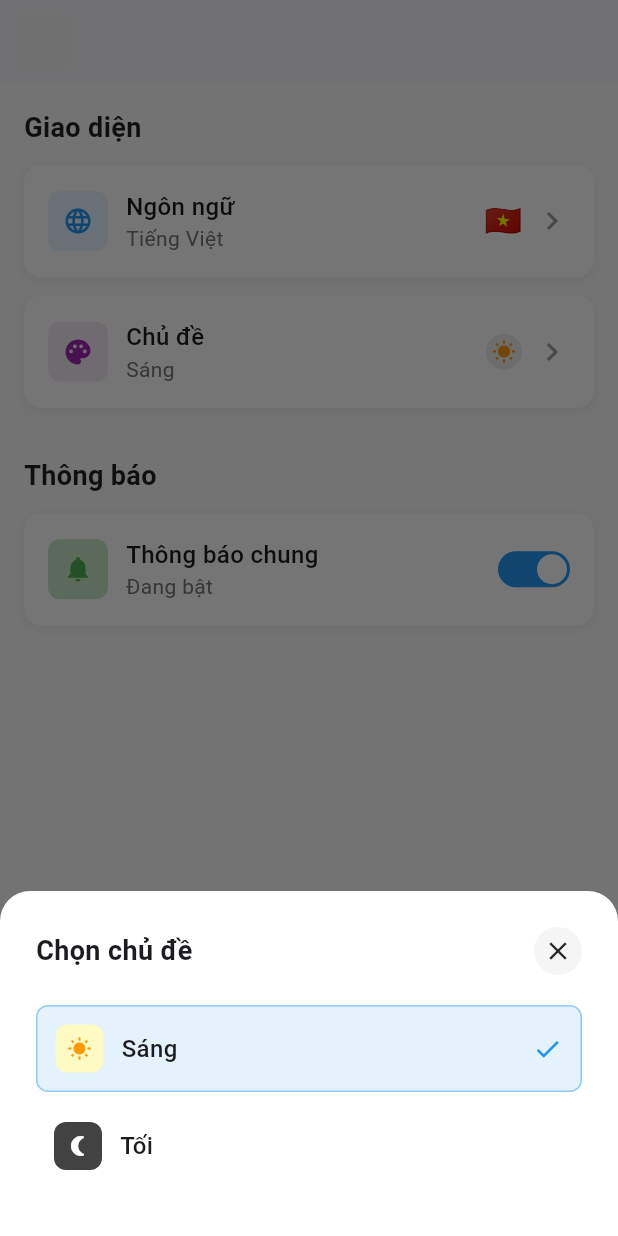
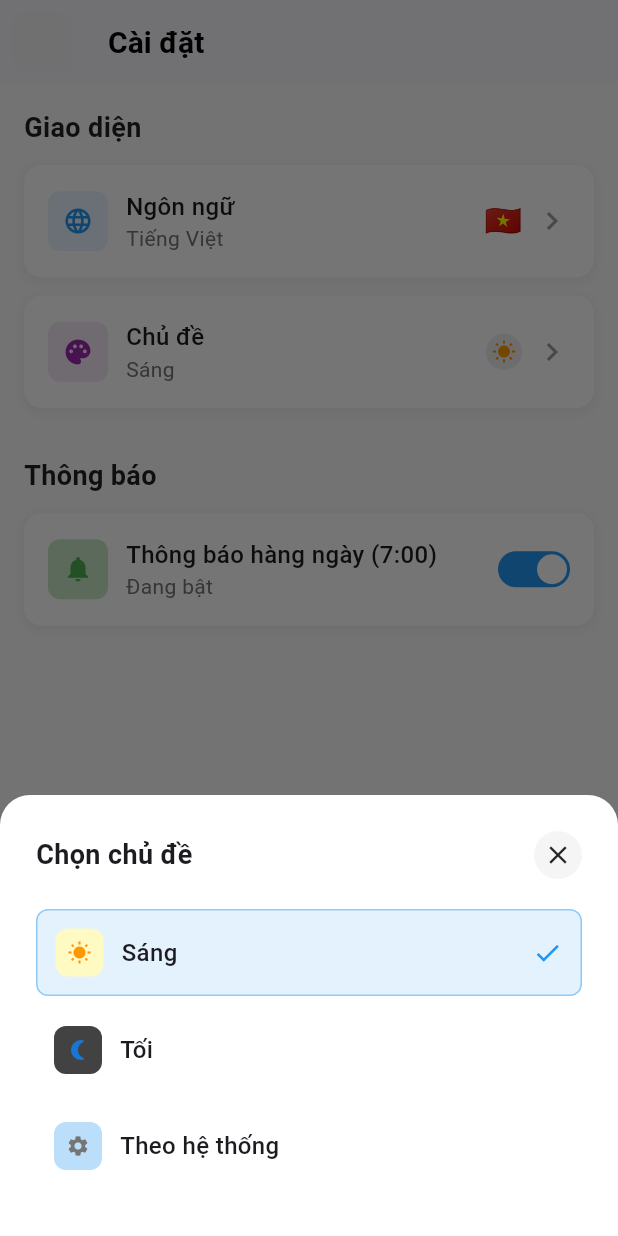
Before and after one commit to hongph713/QuanTracChatLuongKhongKhiHongPM, a Flutter app: the screen it shows after launch, item 3 of the bottom bar chosen, after a tap on "Chủ đề", on a phone screen of 412 x 824 dp. Run offline on Flutter 3.47's test engine with Material 3 defaults, Android fonts, the phone set to English and light mode, and no system bars; our stand-ins replace firebase_core, firebase_database, fl_chart, geocoding, geolocator, google_maps_flutter and 1 more; accounts and stored records are empty; generated files the repository leaves out were written again; statements that could not run were skipped.

Commit message:
update setting

```diff
--- a/l10n.yaml
+++ b/l10n.yaml
@@ -1,4 +1,3 @@
 arb-dir: lib/l10n
 template-arb-file: app_en.arb
 output-localization-file: app_localizations.dart
-nullable-getter: false
--- a/lib/l10n/app_en.arb
+++ b/lib/l10n/app_en.arb
@@ -34,5 +34,6 @@
   "importantNotificationTitle": "Important Notification",
   "notificationPermissionPrompt": "Would you like to receive daily air quality notifications (e.g., at 7:00 AM)?",
   "noThanksButton": "NO, THANKS",
-  "yesEnableButton": "YES, ENABLE"
+  "yesEnableButton": "YES, ENABLE",
+  "noficationGeneralTitle": "General Notification"
 }
--- a/lib/l10n/app_vi.arb
+++ b/lib/l10n/app_vi.arb
@@ -34,5 +34,6 @@
   "importantNotificationTitle": "Thông báo quan trọng",
   "notificationPermissionPrompt": "Bạn có muốn nhận thông báo hàng ngày về chất lượng không khí không? (Ví dụ: lúc 7:00 sáng)",
   "noThanksButton": "KHÔNG, CẢM ƠN",
-  "yesEnableButton": "CÓ, BẬT NGAY"
+  "yesEnableButton": "CÓ, BẬT NGAY",
+  "noficationGeneralTitle": "Thông báo chung"
 }
--- a/lib/main.dart
+++ b/lib/main.dart
@@ -1,12 +1,16 @@
 import 'package:flutter/material.dart';
 import 'package:firebase_core/firebase_core.dart';
+import 'package:flutter_localizations/flutter_localizations.dart';
+import 'package:flutter_gen/gen_l10n/app_localizations.dart';
+import 'package:provider/provider.dart';
 import 'screens/main_screen.dart';
-import 'firebase_options.dart'; // File này được tạo bởi FlutterFire CLI
+import 'services/locale_provider.dart';
+import 'firebase_options.dart';
 
 void main() async {
   WidgetsFlutterBinding.ensureInitialized();
   await Firebase.initializeApp(
-    options: DefaultFirebaseOptions.currentPlatform, // Sử dụng firebase_options.dart
+    options: DefaultFirebaseOptions.currentPlatform,
   );
   runApp(MyApp());
 }
@@ -14,16 +18,66 @@ void main() async {
 class MyApp extends StatelessWidget {
   @override
   Widget build(BuildContext context) {
-    return MaterialApp(
-      title: 'Quan Trắc Không Khí',
-      theme: ThemeData(
-        primarySwatch: Colors.teal, // Bạn có thể chọn màu chủ đạo khác
-        visualDensity: VisualDensity.adaptivePlatformDensity,
-        useMaterial3: true, // Nên dùng Material 3 cho các project mới
+    return MultiProvider(
+      providers: [
+        ChangeNotifierProvider(create: (_) => LanguageProvider()),
+      ],
+      child: Consumer<LanguageProvider>(
+        builder: (context, languageProvider, child) {
+          return MaterialApp(
+            title: 'Quan Trắc Không Khí',
+
+            // Sử dụng locale từ LanguageProvider
+            locale: languageProvider.currentLocale,
+
+            localizationsDelegates: const [
+              AppLocalizations.delegate,
+              GlobalMaterialLocalizations.delegate,
+              GlobalWidgetsLocalizations.delegate,
+              GlobalCupertinoLocalizations.delegate,
+            ],
+            supportedLocales: const [
+              Locale('en'), // English
+              Locale('vi'), // Vietnamese
+            ],
+
+            theme: ThemeData(
+              primarySwatch: Colors.teal,
+              visualDensity: VisualDensity.adaptivePlatformDensity,
+              useMaterial3: true,
+            ),
+            home: const AppInitializer(),
+            debugShowCheckedModeBanner: false,
+          );
+        },
       ),
-      home: MainScreen(),
-      debugShowCheckedModeBanner: false,
     );
+  }
+}
+
+// Widget để khởi tạo ngôn ngữ đã lưu
+class AppInitializer extends StatefulWidget {
+  const AppInitializer({Key? key}) : super(key: key);
+
+  @override
+  State<AppInitializer> createState() => _AppInitializerState();
+}
+
+class _AppInitializerState extends State<AppInitializer> {
+  @override
+  void initState() {
+    super.initState();
+    _initializeApp();
+  }
+
+  Future<void> _initializeApp() async {
+    // Load ngôn ngữ đã lưu
+    await Provider.of<LanguageProvider>(context, listen: false).loadSavedLanguage();
+  }
+
+  @override
+  Widget build(BuildContext context) {
+    return MainScreen();
   }
 }
 
--- a/lib/screens/main_screen.dart
+++ b/lib/screens/main_screen.dart
@@ -66,10 +66,13 @@
 //
 
 // lib/screens/main_screen.dart
+import 'dart:math';
+
 import 'package:flutter/material.dart';
 import 'map_screen/station_list/station_list_screen.dart'; // Đường dẫn của bạn
 import 'map_screen/widgets/map_screen.dart';
 import 'settings_screen/settings_screen.dart'; // THÊM IMPORT NÀY
+import 'package:flutter_gen/gen_l10n/app_localizations.dart'; // Để sử dụng đa ng
 
 class MainScreen extends StatefulWidget {
   const MainScreen({Key? key}) : super(key: key);
@@ -94,23 +97,25 @@ class _MainScreenState extends State<MainScreen> {
 
   @override
   Widget build(BuildContext context) {
+    final l10n = AppLocalizations.of(context)!;
     return Scaffold(
       body: Center(
         child: _widgetOptions.elementAt(_selectedIndex),
       ),
       bottomNavigationBar: BottomNavigationBar(
-        items: const <BottomNavigationBarItem>[
+        items: [
           BottomNavigationBarItem(
             icon: Icon(Icons.map),
-            label: 'Bản đồ',
+            // label: 'Bản đồ',
+            label: l10n.mapTabLabel, // Sử dụng đa ngôn ngữ
           ),
           BottomNavigationBarItem(
             icon: Icon(Icons.list_alt),
-            label: 'Danh sách trạm đo',
+            label: l10n.stationListTabLabel, // Sử dụng đa ngôn ngữ
           ),
           BottomNavigationBarItem(
             icon: Icon(Icons.settings),
-            label: 'Cài đặt',
+            label: l10n.settingsTabLabel, // Sử dụng đa ngôn ngữ,
           ),
         ],
         currentIndex: _selectedIndex,
--- a/lib/screens/settings_screen/settings_screen.dart
+++ b/lib/screens/settings_screen/settings_screen.dart
@@ -1,4 +1,7 @@
 import 'package:flutter/material.dart';
+import 'package:flutter_gen/gen_l10n/app_localizations.dart';
+import 'package:provider/provider.dart';
+import 'package:datn_20242/services/locale_provider.dart'; // Đường dẫn đến file locale_provider.dart
 
 class SettingsScreen extends StatefulWidget {
   const SettingsScreen({Key? key}) : super(key: key);
@@ -8,7 +11,6 @@ class SettingsScreen extends StatefulWidget {
 }
 
 class _SettingsScreenState extends State<SettingsScreen> {
-  String selectedLanguage = 'vi';
   String selectedTheme = 'light';
   bool notificationsEnabled = true;
 
@@ -18,36 +20,35 @@ class _SettingsScreenState extends State<SettingsScreen> {
   ];
 
   final List<Map<String, dynamic>> themes = [
-    {'code': 'light', 'name': 'Sáng', 'icon': Icons.wb_sunny},
-    {'code': 'dark', 'name': 'Tối', 'icon': Icons.nightlight_round},
+    {'code': 'light', 'name': 'light', 'icon': Icons.wb_sunny},
+    {'code': 'dark', 'name': 'dark', 'icon': Icons.nightlight_round},
+    {'code': 'system', 'name': 'system', 'icon': Icons.settings},
   ];
 
   @override
   Widget build(BuildContext context) {
+    final l10n = AppLocalizations.of(context);
+
     return Scaffold(
       backgroundColor: Colors.grey[50],
       appBar: AppBar(
         backgroundColor: Colors.white,
         elevation: 1,
+        title: Text(
+          l10n?.settingsTitle ?? 'Cài đặt',
+          style: const TextStyle(
+            color: Colors.black,
+            fontSize: 20,
+            fontWeight: FontWeight.w600,
+          ),
+        ),
         leading: Container(
           margin: const EdgeInsets.all(8),
           decoration: BoxDecoration(
             color: Colors.grey[100],
             borderRadius: BorderRadius.circular(8),
           ),
-          // child: IconButton(
-          //   icon: const Icon(Icons.arrow_back, color: Colors.black),
-          //   onPressed: () => Navigator.pop(context),
-          // ),
         ),
-        // title: const Text(
-        //   'Cài đặt',
-        //   style: TextStyle(
-        //     color: Colors.black,
-        //     fontSize: 20,
-        //     fontWeight: FontWeight.w600,
-        //   ),
-        // ),
       ),
       body: SingleChildScrollView(
         padding: const EdgeInsets.all(16),
@@ -55,7 +56,7 @@ class _SettingsScreenState extends State<SettingsScreen> {
           crossAxisAlignment: CrossAxisAlignment.start,
           children: [
             // Giao diện Section
-            _buildSectionTitle('Giao diện'),
+            _buildSectionTitle(l10n?.interfaceSectionTitle ?? 'Giao diện'),
             const SizedBox(height: 12),
             _buildLanguageItem(),
             const SizedBox(height: 12),
@@ -64,7 +65,7 @@ class _SettingsScreenState extends State<SettingsScreen> {
             const SizedBox(height: 32),
 
             // Thông báo Section
-            _buildSectionTitle('Thông báo'),
+            _buildSectionTitle(l10n?.notificationsSectionTitle ?? 'Thông báo'),
             const SizedBox(height: 12),
             _buildNotificationItem(),
           ],
@@ -85,15 +86,28 @@ class _SettingsScreenState extends State<SettingsScreen> {
   }
 
   Widget _buildLanguageItem() {
+    final l10n = AppLocalizations.of(context);
+
+    return Consumer<LanguageProvider>(
+      builder: (context, languageProvider, child) {
         final currentLanguage = languages.firstWhere(
-          (lang) => lang['code'] == selectedLanguage,
+              (lang) => lang['code'] == languageProvider.currentLocale.languageCode,
         );
+
+        // Lấy tên ngôn ngữ theo localization
+        String getLanguageName(String languageCode) {
+          if (languageCode == 'vi') {
+            return l10n?.vietnameseLanguage ?? 'Tiếng Việt';
+          } else {
+            return l10n?.englishLanguage ?? 'English';
+          }
+        }
 
         return _buildSettingItem(
           icon: Icons.language,
           iconColor: Colors.blue,
-      title: 'Ngôn ngữ',
-      subtitle: currentLanguage['name']!,
+          title: l10n?.languageSettingTitle ?? 'Ngôn ngữ',
+          subtitle: getLanguageName(languageProvider.currentLocale.languageCode),
           trailing: Row(
             mainAxisSize: MainAxisSize.min,
             children: [
@@ -107,18 +121,35 @@ class _SettingsScreenState extends State<SettingsScreen> {
           ),
           onTap: () => _showLanguageModal(),
         );
+      },
+    );
   }
 
   Widget _buildThemeItem() {
+    final l10n = AppLocalizations.of(context);
     final currentTheme = themes.firstWhere(
           (theme) => theme['code'] == selectedTheme,
     );
 
+    // Lấy tên theme theo ngôn ngữ hiện tại
+    String getThemeName(String themeCode) {
+      switch (themeCode) {
+        case 'light':
+          return l10n?.lightTheme ?? 'Sáng';
+        case 'dark':
+          return l10n?.darkTheme ?? 'Tối';
+        case 'system':
+          return l10n?.systemTheme ?? 'Theo hệ thống';
+        default:
+          return l10n?.lightTheme ?? 'Sáng';
+      }
+    }
+
     return _buildSettingItem(
       icon: Icons.palette,
       iconColor: Colors.purple,
-      title: 'Chủ đề',
-      subtitle: currentTheme['name']!,
+      title: l10n?.themeSettingTitle ?? 'Chủ đề',
+      subtitle: getThemeName(selectedTheme),
       trailing: Row(
         mainAxisSize: MainAxisSize.min,
         children: [
@@ -132,9 +163,7 @@ class _SettingsScreenState extends State<SettingsScreen> {
             child: Icon(
               currentTheme['icon'],
               size: 16,
-              color: selectedTheme == 'light'
-                  ? Colors.orange
-                  : Colors.blue[700],
+              color: _getThemeIconColor(selectedTheme),
             ),
           ),
           const SizedBox(width: 8),
@@ -145,7 +174,22 @@ class _SettingsScreenState extends State<SettingsScreen> {
     );
   }
 
+  Color _getThemeIconColor(String themeCode) {
+    switch (themeCode) {
+      case 'light':
+        return Colors.orange;
+      case 'dark':
+        return Colors.blue[700]!;
+      case 'system':
+        return Colors.grey[600]!;
+      default:
+        return Colors.orange;
+    }
+  }
+
   Widget _buildNotificationItem() {
+    final l10n = AppLocalizations.of(context);
+
     return Container(
       padding: const EdgeInsets.all(16),
       decoration: BoxDecoration(
@@ -180,15 +224,17 @@ class _SettingsScreenState extends State<SettingsScreen> {
             child: Column(
               crossAxisAlignment: CrossAxisAlignment.start,
               children: [
-                const Text(
-                  'Thông báo chung',
-                  style: TextStyle(
+                Text(
+                  l10n?.dailyNotificationsTitle ?? 'Thông báo hàng ngày (7:00)',
+                  style: const TextStyle(
                     fontSize: 16,
                     fontWeight: FontWeight.w500,
                   ),
                 ),
                 Text(
-                  notificationsEnabled ? 'Đang bật' : 'Đang tắt',
+                  notificationsEnabled
+                      ? (l10n?.notificationsOn ?? 'Đang bật')
+                      : (l10n?.notificationsOff ?? 'Đang tắt'),
                   style: TextStyle(
                     fontSize: 14,
                     color: Colors.grey[600],
@@ -306,6 +352,8 @@ class _SettingsScreenState extends State<SettingsScreen> {
   }
 
   void _showLanguageModal() {
+    final l10n = AppLocalizations.of(context);
+
     showModalBottomSheet(
       context: context,
       backgroundColor: Colors.transparent,
@@ -321,9 +369,9 @@ class _SettingsScreenState extends State<SettingsScreen> {
             Row(
               mainAxisAlignment: MainAxisAlignment.spaceBetween,
               children: [
-                const Text(
-                  'Chọn ngôn ngữ',
-                  style: TextStyle(
+                Text(
+                  l10n?.chooseLanguageModalTitle ?? 'Chọn ngôn ngữ',
+                  style: const TextStyle(
                     fontSize: 18,
                     fontWeight: FontWeight.w600,
                   ),
@@ -351,14 +399,42 @@ class _SettingsScreenState extends State<SettingsScreen> {
   }
 
   Widget _buildLanguageOption(Map<String, String> language) {
-    final isSelected = selectedLanguage == language['code'];
+    final l10n = AppLocalizations.of(context);
+
+    return Consumer<LanguageProvider>(
+      builder: (context, languageProvider, child) {
+        final isSelected = languageProvider.isCurrentLanguage(language['code']!);
+
+        // Lấy tên ngôn ngữ theo localization
+        String getLanguageName(String languageCode) {
+          if (languageCode == 'vi') {
+            return l10n?.vietnameseLanguage ?? 'Tiếng Việt';
+          } else {
+            return l10n?.englishLanguage ?? 'English';
+          }
+        }
 
         return GestureDetector(
-      onTap: () {
-        setState(() {
-          selectedLanguage = language['code']!;
-        });
+          onTap: () async {
+            // Thay đổi ngôn ngữ
+            await languageProvider.changeLanguage(language['code']!);
+
+            if (mounted) {
               Navigator.pop(context);
+
+              // Hiển thị thông báo
+              ScaffoldMessenger.of(context).showSnackBar(
+                SnackBar(
+                  content: Text(
+                      language['code'] == 'vi'
+                          ? 'Đã chuyển sang Tiếng Việt'
+                          : 'Changed to English'
+                  ),
+                  duration: const Duration(seconds: 2),
+                  backgroundColor: Colors.green,
+                ),
+              );
+            }
           },
           child: Container(
             margin: const EdgeInsets.only(bottom: 8),
@@ -379,7 +455,7 @@ class _SettingsScreenState extends State<SettingsScreen> {
                 const SizedBox(width: 12),
                 Expanded(
                   child: Text(
-                language['name']!,
+                    getLanguageName(language['code']!),
                     style: const TextStyle(
                       fontSize: 16,
                       fontWeight: FontWeight.w500,
@@ -392,9 +468,13 @@ class _SettingsScreenState extends State<SettingsScreen> {
             ),
           ),
         );
+      },
+    );
   }
 
   void _showThemeModal() {
+    final l10n = AppLocalizations.of(context);
+
     showModalBottomSheet(
       context: context,
       backgroundColor: Colors.transparent,
@@ -410,9 +490,9 @@ class _SettingsScreenState extends State<SettingsScreen> {
             Row(
               mainAxisAlignment: MainAxisAlignment.spaceBetween,
               children: [
-                const Text(
-                  'Chọn chủ đề',
-                  style: TextStyle(
+                Text(
+                  l10n?.chooseThemeModalTitle ?? 'Chọn chủ đề',
+                  style: const TextStyle(
                     fontSize: 18,
                     fontWeight: FontWeight.w600,
                   ),
@@ -440,7 +520,22 @@ class _SettingsScreenState extends State<SettingsScreen> {
   }
 
   Widget _buildThemeOption(Map<String, dynamic> theme) {
+    final l10n = AppLocalizations.of(context);
     final isSelected = selectedTheme == theme['code'];
+
+    // Lấy tên theme theo ngôn ngữ
+    String getThemeName(String themeCode) {
+      switch (themeCode) {
+        case 'light':
+          return l10n?.lightTheme ?? 'Sáng';
+        case 'dark':
+          return l10n?.darkTheme ?? 'Tối';
+        case 'system':
+          return l10n?.systemTheme ?? 'Theo hệ thống';
+        default:
+          return l10n?.lightTheme ?? 'Sáng';
+      }
+    }
 
     return GestureDetector(
       onTap: () {
@@ -465,23 +560,19 @@ class _SettingsScreenState extends State<SettingsScreen> {
               width: 32,
               height: 32,
               decoration: BoxDecoration(
-                color: theme['code'] == 'light'
-                    ? Colors.yellow[100]
-                    : Colors.grey[800],
+                color: _getThemeBackgroundColor(theme['code']),
                 borderRadius: BorderRadius.circular(8),
               ),
               child: Icon(
                 theme['icon'],
                 size: 16,
-                color: theme['code'] == 'light'
-                    ? Colors.orange
-                    : Colors.white,
+                color: _getThemeIconColor(theme['code']),
               ),
             ),
             const SizedBox(width: 12),
             Expanded(
               child: Text(
-                theme['name']!,
+                getThemeName(theme['code']),
                 style: const TextStyle(
                   fontSize: 16,
                   fontWeight: FontWeight.w500,
@@ -495,27 +586,17 @@ class _SettingsScreenState extends State<SettingsScreen> {
       ),
     );
   }
-}
 
-// Để sử dụng trong main.dart:
-/*
-import 'package:flutter/material.dart';
-// import 'settings_screen.dart'; // Make sure this path is correct
-
-void main() {
-  runApp(MyApp());
-}
-
-class MyApp extends StatelessWidget {
-  @override
-  Widget build(BuildContext context) {
-    return MaterialApp(
-      title: 'Settings Demo',
-      theme: ThemeData(
-        primarySwatch: Colors.blue,
-      ),
-      home: SettingsScreen(), // Use the SettingsScreen widget
-    );
+  Color _getThemeBackgroundColor(String themeCode) {
+    switch (themeCode) {
+      case 'light':
+        return Colors.yellow[100]!;
+      case 'dark':
+        return Colors.grey[800]!;
+      case 'system':
+        return Colors.blue[100]!;
+      default:
+        return Colors.yellow[100]!;
     }
   }
-*/
+}
--- a/lib/services/locale_provider.dart
+++ b/lib/services/locale_provider.dart
@@ -1,61 +1,34 @@
-// // lib/services/locale_provider.dart
-// import 'package:flutter/material.dart';
-// import 'package:shared_preferences/shared_preferences.dart';
-//
-// // Nên định nghĩa key này ở một nơi chung hoặc đảm bảo nó khớp với SettingsScreen
-// const String appLangKey = 'app_selected_language_v2';
-//
-// class LocaleProvider with ChangeNotifier {
-//   Locale _locale = const Locale('vi'); // Mặc định Tiếng Việt
-//
-//   Locale get currentLocale => _locale;
-//
-//   static const List<Locale> supportedLocalesList = [
-//     Locale('vi', ''), // Tiếng Việt
-//     Locale('en', ''), // Tiếng Anh
-//   ];
-//
-//   LocaleProvider() {
-//     _loadLocalePreference();
-//   }
-//
-//   Future<void> _loadLocalePreference() async {
-//     final prefs = await SharedPreferences.getInstance();
-//     String languageCode = prefs.getString(appLangKey) ?? 'vi';
-//
-//     Locale newLocale = const Locale('vi'); // Mặc định fallback
-//     if (supportedLocalesList.any((locale) => locale.languageCode == languageCode)) {
-//       newLocale = Locale(languageCode);
-//     }
-//
-//     if (_locale != newLocale) {
-//       _locale = newLocale;
-//       // Notify sau khi load xong để MaterialApp cập nhật nếu cần
-//       // nhưng chỉ khi giá trị ban đầu khác với giá trị đã load
-//     }
-//     print("LocaleProvider: Loaded locale preference: $languageCode -> $_locale");
-//     // Để đảm bảo UI cập nhật sau khi load, chúng ta có thể gọi notifyListeners() ở đây một cách an toàn
-//     Future.microtask(() => notifyListeners());
-//   }
-//
-//   Future<void> setLocale(String languageCode) async {
-//     Locale newLocaleCandidate = _locale;
-//
-//     if (supportedLocalesList.any((locale) => locale.languageCode == languageCode)) {
-//       newLocaleCandidate = Locale(languageCode);
-//     } else {
-//       print("LocaleProvider: Attempted to set unsupported locale: $languageCode. Keeping current: $_locale");
-//       return;
-//     }
-//
-//     if (_locale != newLocaleCandidate) {
-//       _locale = newLocaleCandidate;
-//       final prefs = await SharedPreferences.getInstance();
-//       await prefs.setString(appLangKey, languageCode);
-//       notifyListeners();
-//       print("LocaleProvider: Locale changed to $_locale");
-//     } else {
-//       print("LocaleProvider: Locale not changed, already $_locale (requested '$languageCode')");
-//     }
-//   }
-// }
+import 'package:flutter/material.dart';
+import 'package:shared_preferences/shared_preferences.dart';
+
+class LanguageProvider with ChangeNotifier {
+  Locale _currentLocale = const Locale('vi'); // Mặc định là tiếng Việt
+
+  Locale get currentLocale => _currentLocale;
+
+// Khởi tạo và load ngôn ngữ đã lưu
+  Future<void> loadSavedLanguage() async {
+    final prefs = await SharedPreferences.getInstance();
+    final savedLanguageCode = prefs.getString('language_code') ?? 'vi';
+    _currentLocale = Locale(savedLanguageCode);
+    notifyListeners();
+  }
+
+// Thay đổi ngôn ngữ
+  Future<void> changeLanguage(String languageCode) async {
+    if (_currentLocale.languageCode != languageCode) {
+      _currentLocale = Locale(languageCode);
+
+      // Lưu vào SharedPreferences
+      final prefs = await SharedPreferences.getInstance();
+      await prefs.setString('language_code', languageCode);
+
+      notifyListeners();
+    }
+  }
+
+// Kiểm tra xem có phải ngôn ngữ hiện tại không
+  bool isCurrentLanguage(String languageCode) {
+    return _currentLocale.languageCode == languageCode;
+  }
+}
```
Also changed, not shown: 2 other files. Lines whose indentation alone changed are shown as unchanged.
